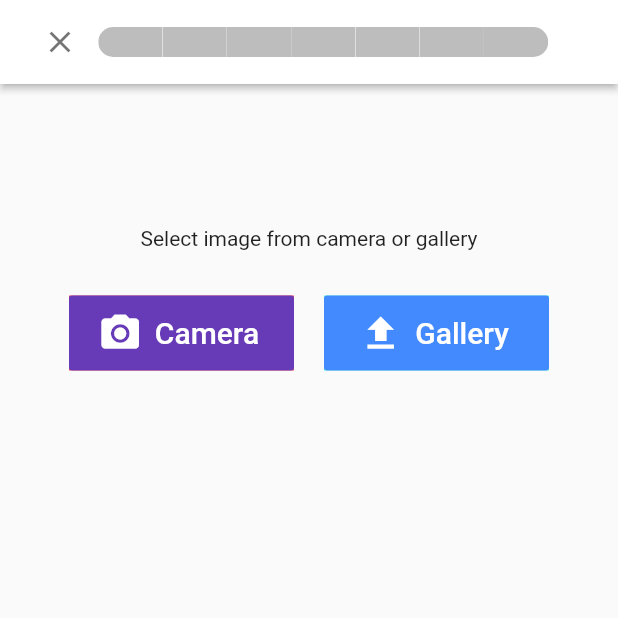
After one commit to ronelgazar/CalCam, a Flutter app: the RecognitionScreen screen opened directly, on a phone screen of 412 x 824 dp, the top half of it. The commit adds this screen. Run offline on Flutter 3.47's test engine with Material 2 defaults, Android fonts, the phone set to English and light mode, and no system bars; drawn by our look-alikes of step_progress_indicator; our stand-ins replace camera, cloud_firestore, firebase_analytics, firebase_auth, firebase_core, firebase_storage and 4 more; missing offline and left inert: firebase_performance, random_color, tflite; accounts and stored records are empty; network calls fail; statements that could not run were skipped.

Commit message:
added letter recognition

```diff
--- /dev/null
+++ b/lib/Utils/camera.dart
@@ -0,0 +1,48 @@
+import 'package:camera/camera.dart';
+import 'package:flutter/foundation.dart';
+import 'package:flutter/material.dart';
+
+import 'package:calcam/Utils/Logger.dart';
+import 'package:calcam/services/recognizer.dart';
+
+class CameraLoader {
+  static CameraController camera;
+
+  static bool isDetecting = false;
+  static CameraLensDirection _direction = CameraLensDirection.back;
+  static Future<void> initializeControllerFuture;
+
+  static Future<CameraDescription> _getCamera(CameraLensDirection dir) async {
+    return await availableCameras().then(
+      (List<CameraDescription> cameras) => cameras.firstWhere(
+        (CameraDescription camera) => camera.lensDirection == dir,
+      ),
+    );
+  }
+
+  static void initializeCamera() async {
+    Logger.log("_initializeCamera", "Initializing camera..");
+
+    camera = CameraController(
+        await _getCamera(_direction),
+        defaultTargetPlatform == TargetPlatform.iOS
+            ? ResolutionPreset.low
+            : ResolutionPreset.high,
+        enableAudio: false);
+    initializeControllerFuture = camera.initialize().then((value) {
+      Logger.log(
+          "_initializeCamera", "Camera initialized, starting camera stream..");
+
+      camera.startImageStream((CameraImage image) {
+        if (!TFLiteHelper.modelLoaded) return;
+        if (isDetecting) return;
+        isDetecting = true;
+        try {
+          TFLiteHelper.classifyImage(image);
+        } catch (e) {
+          print(e);
+        }
+      });
+    });
+  }
+}
--- /dev/null
+++ b/lib/screens/Recognition.dart
@@ -0,0 +1,204 @@
+import 'dart:io';
+
+import 'package:calcam/Utils/Constants.dart';
+import 'package:calcam/widgets/PracticeAppBar.dart';
+import 'package:flutter/material.dart';
+import 'package:flutter/services.dart';
+import 'package:tflite/tflite.dart';
+import 'package:image_picker/image_picker.dart';
+
+class RecognitionScreen extends StatefulWidget {
+  @override
+  _RecognitionScreenState createState() => new _RecognitionScreenState();
+}
+
+class _RecognitionScreenState extends State<RecognitionScreen> {
+
+  File _image;
+  double _imageWidth;
+  double _imageHeight;
+  var _recognitions;
+
+  loadModel() async {
+    Tflite.close();
+    try {
+      String res;
+      res = await Tflite.loadModel(
+        model: "assets/model_unquant.tflite",
+        labels: "assets/labels.txt",
+      );
+      print(res);
+    } on PlatformException {
+      print("Failed to load the model");
+    }
+  }
+
+  // run prediction using TFLite on given image
+  Future predict(File image) async {
+
+    var recognitions = await Tflite.runModelOnImage(
+        path: image.path,   // required
+        imageMean: 0.0,   // defaults to 117.0
+        imageStd: 255.0,  // defaults to 1.0
+        numResults: 2,    // defaults to 5
+        threshold: 0.2,   // defaults to 0.1
+        asynch: true      // defaults to true
+    );
+
+    print(recognitions);
+
+    setState(() {
+      _recognitions = recognitions;
+    });
+
+  }
+
+  // send image to predict method selected from gallery or camera
+  sendImage(File image) async {
+    if(image == null) return;
+    await predict(image);
+
+    // get the width and height of selected image
+    FileImage(image).resolve(ImageConfiguration()).addListener((ImageStreamListener((ImageInfo info, bool _){
+      setState(() {
+        _imageWidth = info.image.width.toDouble();
+        _imageHeight = info.image.height.toDouble();
+        _image = image;
+      });
+    })));
+  }
+
+  // select image from gallery
+  selectFromGallery() async {
+    var image = await ImagePicker.pickImage(source: ImageSource.gallery);
+    if(image == null) return;
+    setState(() {
+
+    });
+    sendImage(image);
+  }
+
+  // select image from camera
+  selectFromCamera() async {
+    var image = await ImagePicker.pickImage(source: ImageSource.camera);
+    if(image == null) return;
+    setState(() {
+
+    });
+    sendImage(image);
+  }
+
+  @override
+  void initState() {
+    super.initState();
+
+    loadModel().then((val) {
+      setState(() {});
+    });
+  }
+
+
+  Widget printValue(rcg) {
+    if (rcg == null) {
+      return Text('', style: TextStyle(fontSize: 30, fontWeight: FontWeight.w700));
+    }else if(rcg.isEmpty){
+      return Center(
+        child: Text("Could not recognize", style: TextStyle(fontSize: 25, fontWeight: FontWeight.w700)),
+      );
+    }
+    return Padding(
+      padding: EdgeInsets.fromLTRB(0,0,0,0),
+      child: Center(
+        child: Text(
+          "האות היא: "+Constants.letters[int.parse(_recognitions[0]['label'])].toString(),
+          style: TextStyle(fontSize: 20, fontWeight: FontWeight.w700),
+        ),
+      ),
+    );
+  }
+
+  // gets called every time the widget need to re-render or build
+  @override
+  Widget build(BuildContext context) {
+
+    // get the width and height of current screen the app is running on
+    Size size = MediaQuery.of(context).size;
+
+    // initialize two variables that will represent final width and height of the segmentation
+    // and image preview on screen
+    double finalW;
+    double finalH;
+
+    // when the app is first launch usually image width and height will be null
+    // therefore for default value screen width and height is given
+    if(_imageWidth == null && _imageHeight == null) {
+      finalW = size.width;
+      finalH = size.height;
+    }else {
+
+      // ratio width and ratio height will given ratio to
+//      // scale up or down the preview image
+      double ratioW = size.width / _imageWidth;
+      double ratioH = size.height / _imageHeight;
+
+      // final width and height after the ratio scaling is applied
+      finalW = _imageWidth * ratioW*.85;
+      finalH = _imageHeight * ratioH*.50;
+    }
+
+//    List<Widget> stackChildren = [];
+
+
+    return Scaffold(
+        appBar: practiceAppBar(context),
+        body: ListView(
+          children: <Widget>[
+            Padding(
+              padding: EdgeInsets.fromLTRB(0,30,0,30),
+              child: printValue(_recognitions),
+            ),
+            Padding(
+              padding: EdgeInsets.fromLTRB(0,0,0,10),
+              child: _image == null ? Center(child: Text("Select image from camera or gallery"),): Center(child: Image.file(_image, fit: BoxFit.fill, width: finalW, height: finalH)),
+            ),
+            Row(
+              mainAxisAlignment: MainAxisAlignment.center,
+              children: <Widget>[
+                Padding(
+                  padding: EdgeInsets.fromLTRB(0, 0, 20, 0),
+                  child: Container(
+                    height: 50,
+                    width: 150,
+                    color: Colors.redAccent,
+                    child: FlatButton.icon(
+                      onPressed: selectFromCamera,
+                      icon: Icon(Icons.camera_alt, color: Colors.white, size: 30,),
+                      color: Colors.deepPurple,
+                      label: Text(
+                        "Camera",style: TextStyle(color: Colors.white, fontSize: 20),
+                      ),
+                    ),
+                    margin: EdgeInsets.fromLTRB(0, 20, 0, 10),
+                  ),
+                ),
+                Container(
+                  height: 50,
+                  width: 150,
+                  color: Colors.tealAccent,
+                  child: FlatButton.icon(
+                    onPressed: selectFromGallery,
+                    icon: Icon(Icons.file_upload, color: Colors.white, size: 30,),
+                    color: Colors.blueAccent,
+                    label: Text(
+                      "Gallery",style: TextStyle(color: Colors.white, fontSize: 20),
+                    ),
+                  ),
+                  margin: EdgeInsets.fromLTRB(0, 20, 0, 10),
+                ),
+              ],
+            ),
+          ],
+        )
+    );
+  }
+}
--- a/pubspec.yaml
+++ b/pubspec.yaml
@@ -43,7 +43,10 @@ dependencies:
   step_progress_indicator: ^0.2.5+8
   random_color: ^1.0.5
   firebase_storage: ^7.0.0
-
+  tflite: ^1.1.1
+  camera: ^0.7.0+2
+  percent_indicator: ^2.1.9+1
+  image_picker: ^0.6.7+22
 
 dev_dependencies:
   flutter_test:
```
Also changed, not shown: assets/labels.txt (+27 -27 lines), lib/Utils/Logger.dart (added, +7 -0 lines), lib/Utils/getResult.dart (added, +8 -0 lines), lib/screens/PracticeChooser.dart (+12 -4 lines), lib/services/recognizer.dart (added, +61 -0 lines), lib/widgets/RecognitionWidget.dart (added, +158 -0 lines), pubspec.lock.
